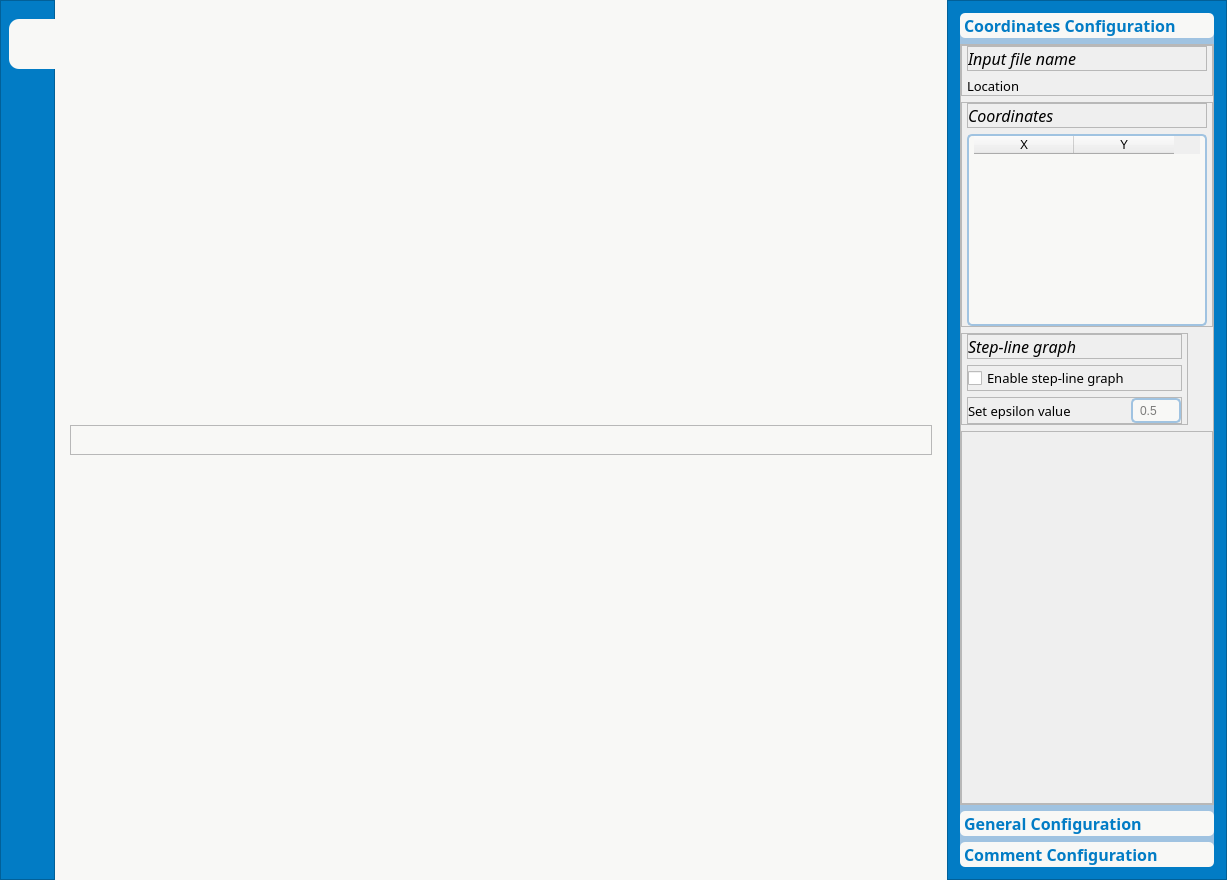
Old version of the form interface.ui in the repository vikesaki/University_MaximaAdditionalGraphicalUtility.
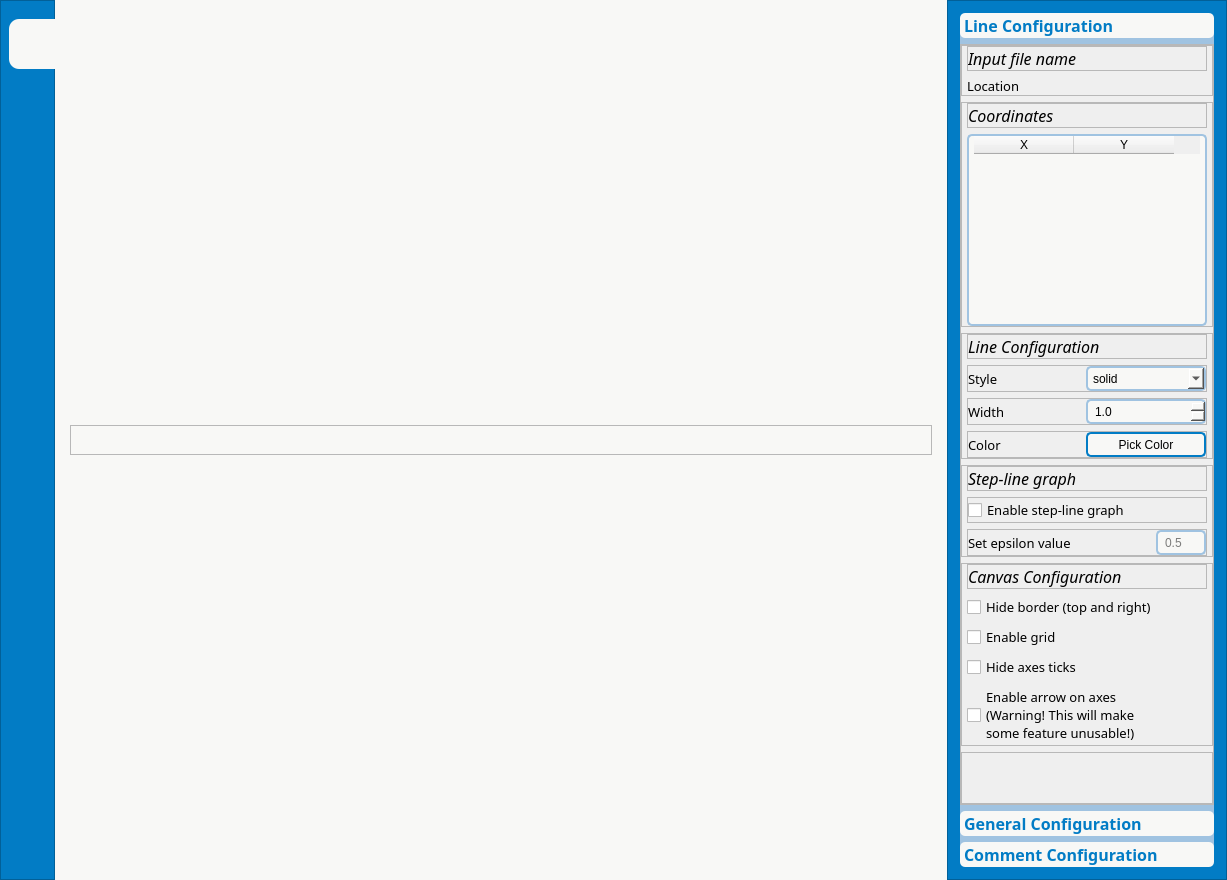
New version of the form. The open tabs and pages were chosen to show the change. Icons and pictures are not drawn. Custom widgets are drawn as their Qt base class.

Commit message: add some other functionality

The edit to the form file:
```diff
--- a/interface.ui
+++ b/interface.ui
@@ -424,7 +424,7 @@
 	text-align: center;
 }
 
-QLineEdit, QSpinBox, QComboBox {
+QLineEdit, QSpinBox, QComboBox, QDoubleSpinBox {
 	border : 2px solid;
 	border-color: rgb(160, 195, 225);
 	border-radius : 5px;
@@ -475,7 +475,7 @@
            </rect>
           </property>
           <attribute name="label">
-           <string>Coordinates Configuration</string>
+           <string>Line Configuration</string>
           </attribute>
           <layout class="QHBoxLayout" name="horizontalLayout_17">
            <property name="leftMargin">
@@ -498,7 +498,7 @@
              <property name="frameShadow">
               <enum>QFrame::Raised</enum>
              </property>
-             <layout class="QVBoxLayout" name="verticalLayout_10">
+             <layout class="QVBoxLayout" name="verticalLayout_17">
               <property name="leftMargin">
                <number>0</number>
               </property>
@@ -710,10 +710,350 @@
                 </layout>
                </widget>
               </item>
+              <item>
+               <widget class="QFrame" name="frame_34">
+                <property name="frameShape">
+                 <enum>QFrame::StyledPanel</enum>
+                </property>
+                <property name="frameShadow">
+                 <enum>QFrame::Raised</enum>
+                </property>
+                <layout class="QVBoxLayout" name="verticalLayout_10">
+                 <property name="leftMargin">
+                  <number>5</number>
+                 </property>
+                 <property name="topMargin">
+                  <number>0</number>
+                 </property>
+                 <property name="rightMargin">
+                  <number>5</number>
+                 </property>
+                 <property name="bottomMargin">
+                  <number>0</number>
+                 </property>
+                 <item>
+                  <widget class="QFrame" name="frame_59">
+                   <property name="frameShape">
+                    <enum>QFrame::StyledPanel</enum>
+                   </property>
+                   <property name="frameShadow">
+                    <enum>QFrame::Raised</enum>
+                   </property>
+                   <layout class="QHBoxLayout" name="horizontalLayout_45">
+                    <property name="leftMargin">
+                     <number>0</number>
+                    </property>
+                    <property name="topMargin">
+                     <number>0</number>
+                    </property>
+                    <property name="rightMargin">
+                     <number>0</number>
+                    </property>
+                    <property name="bottomMargin">
+                     <number>0</number>
+                    </property>
+                    <item>
+                     <widget class="QLabel" name="label_7">
+                      <property name="font">
+                       <font>
+                        <family>Montserrat</family>
+                        <pointsize>12</pointsize>
+                        <italic>true</italic>
+                        <bold>false</bold>
+                        <underline>false</underline>
+                       </font>
+                      </property>
+                      <property name="text">
+                       <string>Line Configuration</string>
+                      </property>
+                     </widget>
+                    </item>
+                    <item>
+                     <spacer name="horizontalSpacer_7">
+                      <property name="orientation">
+                       <enum>Qt::Horizontal</enum>
+                      </property>
+                      <property name="sizeHint" stdset="0">
+                       <size>
+                        <width>86</width>
+                        <height>17</height>
+                       </size>
+                      </property>
+                     </spacer>
+                    </item>
+                   </layout>
+                  </widget>
+                 </item>
+                 <item>
+                  <widget class="QFrame" name="frame_62">
+                   <property name="minimumSize">
+                    <size>
+                     <width>0</width>
+                     <height>0</height>
+                    </size>
+                   </property>
+                   <property name="maximumSize">
+                    <size>
+                     <width>16777215</width>
+                     <height>30</height>
+                    </size>
+                   </property>
+                   <property name="frameShape">
+                    <enum>QFrame::StyledPanel</enum>
+                   </property>
+                   <property name="frameShadow">
+                    <enum>QFrame::Raised</enum>
+                   </property>
+                   <layout class="QHBoxLayout" name="horizontalLayout_48">
+                    <property name="leftMargin">
+                     <number>0</number>
+                    </property>
+                    <property name="topMargin">
+                     <number>0</number>
+                    </property>
+                    <property name="rightMargin">
+                     <number>0</number>
+                    </property>
+                    <property name="bottomMargin">
+                     <number>0</number>
+                    </property>
+                    <item>
+                     <widget class="QLabel" name="label_44">
+                      <property name="font">
+                       <font>
+                        <family>Montserrat</family>
+                        <pointsize>10</pointsize>
+                        <bold>false</bold>
+                       </font>
+                      </property>
+                      <property name="text">
+                       <string>Style</string>
+                      </property>
+                     </widget>
+                    </item>
+                    <item>
+                     <spacer name="horizontalSpacer_46">
+                      <property name="orientation">
+                       <enum>Qt::Horizontal</enum>
+                      </property>
+                      <property name="sizeHint" stdset="0">
+                       <size>
+                        <width>27</width>
+                        <height>20</height>
+                       </size>
+                      </property>
+                     </spacer>
+                    </item>
+                    <item>
+                     <widget class="QComboBox" name="comboBox_LineStyle">
+                      <property name="minimumSize">
+                       <size>
+                        <width>120</width>
+                        <height>25</height>
+                       </size>
+                      </property>
+                      <property name="maximumSize">
+                       <size>
+                        <width>120</width>
+                        <height>16777215</height>
+                       </size>
+                      </property>
+                      <item>
+                       <property name="text">
+                        <string>solid</string>
+                       </property>
+                      </item>
+                      <item>
+                       <property name="text">
+                        <string>dashed</string>
+                       </property>
+                      </item>
+                      <item>
+                       <property name="text">
+                        <string>dotted</string>
+                       </property>
+                      </item>
+                      <item>
+                       <property name="text">
+                        <string>dashdot</string>
+                       </property>
+                      </item>
+                     </widget>
+                    </item>
+                   </layout>
+                  </widget>
+                 </item>
+                 <item>
+                  <widget class="QFrame" name="frame_63">
+                   <property name="minimumSize">
+                    <size>
+                     <width>0</width>
+                     <height>0</height>
+                    </size>
+                   </property>
+                   <property name="maximumSize">
+                    <size>
+                     <width>16777215</width>
+                     <height>30</height>
+                    </size>
+                   </property>
+                   <property name="frameShape">
+                    <enum>QFrame::StyledPanel</enum>
+                   </property>
+                   <property name="frameShadow">
+                    <enum>QFrame::Raised</enum>
+                   </property>
+                   <layout class="QHBoxLayout" name="horizontalLayout_49">
+                    <property name="leftMargin">
+                     <number>0</number>
+                    </property>
+                    <property name="topMargin">
+                     <number>0</number>
+                    </property>
+                    <property name="rightMargin">
+                     <number>0</number>
+                    </property>
+                    <property name="bottomMargin">
+                     <number>0</number>
+                    </property>
+                    <item>
+                     <widget class="QLabel" name="label_45">
+                      <property name="font">
+                       <font>
+                        <family>Montserrat</family>
+                        <pointsize>10</pointsize>
+                        <bold>false</bold>
+                       </font>
+                      </property>
+                      <property name="text">
+                       <string>Width</string>
+                      </property>
+                     </widget>
+                    </item>
+                    <item>
+                     <spacer name="horizontalSpacer_47">
+                      <property name="orientation">
+                       <enum>Qt::Horizontal</enum>
+                      </property>
+                      <property name="sizeHint" stdset="0">
+                       <size>
+                        <width>27</width>
+                        <height>20</height>
+                       </size>
+                      </property>
+                     </spacer>
+                    </item>
+                    <item>
+                     <widget class="QDoubleSpinBox" name="doubleSpinBox_LineWidth">
+                      <property name="minimumSize">
+                       <size>
+                        <width>120</width>
+                        <height>25</height>
+                       </size>
+                      </property>
+                      <property name="maximumSize">
+                       <size>
+                        <width>120</width>
+                        <height>16777215</height>
+                       </size>
+                      </property>
+                      <property name="decimals">
+                       <number>1</number>
+                      </property>
+                      <property name="minimum">
+                       <double>0.100000000000000</double>
+                      </property>
+                      <property name="value">
+                       <double>1.000000000000000</double>
+                      </property>
+                     </widget>
+                    </item>
+                   </layout>
+                  </widget>
+                 </item>
+                 <item>
+                  <widget class="QFrame" name="frame_64">
+                   <property name="minimumSize">
+                    <size>
+                     <width>0</width>
+                     <height>0</height>
+                    </size>
+                   </property>
+                   <property name="maximumSize">
+                    <size>
+                     <width>16777215</width>
+                     <height>30</height>
+                    </size>
+                   </property>
+                   <property name="frameShape">
+                    <enum>QFrame::StyledPanel</enum>
+                   </property>
+                   <property name="frameShadow">
+                    <enum>QFrame::Raised</enum>
+                   </property>
+                   <layout class="QHBoxLayout" name="horizontalLayout_50">
+                    <property name="leftMargin">
+                     <number>0</number>
+                    </property>
+                    <property name="topMargin">
+                     <number>0</number>
+                    </property>
+                    <property name="rightMargin">
+                     <number>0</number>
+                    </property>
+                    <property name="bottomMargin">
+                     <number>0</number>
+                    </property>
+                    <item>
+                     <widget class="QLabel" name="label_46">
+                      <property name="font">
+                       <font>
+                        <family>Montserrat</family>
+                        <pointsize>10</pointsize>
+                        <bold>false</bold>
+                       </font>
+                      </property>
+                      <property name="text">
+                       <string>Color</string>
+                      </property>
+                     </widget>
+                    </item>
+                    <item>
+                     <spacer name="horizontalSpacer_48">
+                      <property name="orientation">
+                       <enum>Qt::Horizontal</enum>
+                      </property>
+                      <property name="sizeHint" stdset="0">
+                       <size>
+                        <width>54</width>
+                        <height>20</height>
+                       </size>
+                      </property>
+                     </spacer>
+                    </item>
+                    <item>
+                     <widget class="QPushButton" name="pushButton_LineColor">
+                      <property name="minimumSize">
+                       <size>
+                        <width>120</width>
+                        <height>25</height>
+                       </size>
+                      </property>
+                      <property name="text">
+                       <string>Pick Color</string>
+                      </property>
+                     </widget>
+                    </item>
+                   </layout>
+                  </widget>
+                 </item>
+                </layout>
+               </widget>
+              </item>
               <item>
                <widget class="QFrame" name="frame_26">
                 <property name="sizePolicy">
-                 <sizepolicy hsizetype="Fixed" vsizetype="Preferred">
+                 <sizepolicy hsizetype="Preferred" vsizetype="Preferred">
                   <horstretch>0</horstretch>
                   <verstretch>0</verstretch>
                  </sizepolicy>
@@ -930,6 +1270,173 @@
                 </layout>
                </widget>
               </item>
+              <item>
+               <widget class="QFrame" name="frame_60">
+                <property name="sizePolicy">
+                 <sizepolicy hsizetype="Preferred" vsizetype="Preferred">
+                  <horstretch>0</horstretch>
+                  <verstretch>0</verstretch>
+                 </sizepolicy>
+                </property>
+                <property name="minimumSize">
+                 <size>
+                  <width>0</width>
+                  <height>133</height>
+                 </size>
+                </property>
+                <property name="frameShape">
+                 <enum>QFrame::StyledPanel</enum>
+                </property>
+                <property name="frameShadow">
+                 <enum>QFrame::Raised</enum>
+                </property>
+                <layout class="QVBoxLayout" name="verticalLayout_18">
+                 <property name="leftMargin">
+                  <number>5</number>
+                 </property>
+                 <property name="topMargin">
+                  <number>0</number>
+                 </property>
+                 <property name="rightMargin">
+                  <number>5</number>
+                 </property>
+                 <property name="bottomMargin">
+                  <number>0</number>
+                 </property>
+                 <item>
+                  <widget class="QFrame" name="frame_61">
+                   <property name="frameShape">
+                    <enum>QFrame::StyledPanel</enum>
+                   </property>
+                   <property name="frameShadow">
+                    <enum>QFrame::Raised</enum>
+                   </property>
+                   <layout class="QHBoxLayout" name="horizontalLayout_46">
+                    <property name="leftMargin">
+                     <number>0</number>
+                    </property>
+                    <property name="topMargin">
+                     <number>0</number>
+                    </property>
+                    <property name="rightMargin">
+                     <number>0</number>
+                    </property>
+                    <property name="bottomMargin">
+                     <number>0</number>
+                    </property>
+                    <item>
+                     <widget class="QLabel" name="label_42">
+                      <property name="font">
+                       <font>
+                        <family>Montserrat</family>
+                        <pointsize>12</pointsize>
+                        <italic>true</italic>
+                        <bold>false</bold>
+                        <underline>false</underline>
+                       </font>
+                      </property>
+                      <property name="text">
+                       <string>Canvas Configuration</string>
+                      </property>
+                     </widget>
+                    </item>
+                    <item>
+                     <spacer name="horizontalSpacer_9">
+                      <property name="orientation">
+                       <enum>Qt::Horizontal</enum>
+                      </property>
+                      <property name="sizeHint" stdset="0">
+                       <size>
+                        <width>86</width>
+                        <height>17</height>
+                       </size>
+                      </property>
+                     </spacer>
+                    </item>
+                   </layout>
+                  </widget>
+                 </item>
+                 <item>
+                  <widget class="QCheckBox" name="checkBox_HideBorder">
+                   <property name="sizePolicy">
+                    <sizepolicy hsizetype="Preferred" vsizetype="Fixed">
+                     <horstretch>0</horstretch>
+                     <verstretch>0</verstretch>
+                    </sizepolicy>
+                   </property>
+                   <property name="font">
+                    <font>
+                     <family>Montserrat</family>
+                     <pointsize>10</pointsize>
+                    </font>
+                   </property>
+                   <property name="text">
+                    <string>Hide border (top and right)</string>
+                   </property>
+                  </widget>
+                 </item>
+                 <item>
+                  <widget class="QCheckBox" name="checkBox_EnableGrid">
+                   <property name="sizePolicy">
+                    <sizepolicy hsizetype="Preferred" vsizetype="Fixed">
+                     <horstretch>0</horstretch>
+                     <verstretch>0</verstretch>
+                    </sizepolicy>
+                   </property>
+                   <property name="font">
+                    <font>
+                     <family>Montserrat</family>
+                     <pointsize>10</pointsize>
+                    </font>
+                   </property>
+                   <property name="text">
+                    <string>Enable grid</string>
+                   </property>
+                  </widget>
+                 </item>
+                 <item>
+                  <widget class="QCheckBox" name="checkBox_EnableTicks">
+                   <property name="sizePolicy">
+                    <sizepolicy hsizetype="Preferred" vsizetype="Fixed">
+                     <horstretch>0</horstretch>
+                     <verstretch>0</verstretch>
+                    </sizepolicy>
+                   </property>
+                   <property name="font">
+                    <font>
+                     <family>Montserrat</family>
+                     <pointsize>10</pointsize>
+                    </font>
+                   </property>
+                   <property name="text">
+                    <string>Hide axes ticks</string>
+                   </property>
+                  </widget>
+                 </item>
+                 <item>
+                  <widget class="QCheckBox" name="checkBox_EnableArrow">
+                   <property name="sizePolicy">
+                    <sizepolicy hsizetype="Preferred" vsizetype="Fixed">
+                     <horstretch>0</horstretch>
+                     <verstretch>0</verstretch>
+                    </sizepolicy>
+                   </property>
+                   <property name="font">
+                    <font>
+                     <family>Montserrat</family>
+                     <pointsize>10</pointsize>
+                    </font>
+                   </property>
+                   <property name="text">
+                    <string>Enable arrow on axes 
+(Warning! This will make 
+some feature unusable!)</string>
+                   </property>
+                  </widget>
+                 </item>
+                </layout>
+               </widget>
+              </item>
               <item>
                <widget class="QFrame" name="frame_28">
                 <property name="sizePolicy">
```
Left out of the diff: 72 changed lines with no effect on the pictures. The commit also changes 2 other files.
